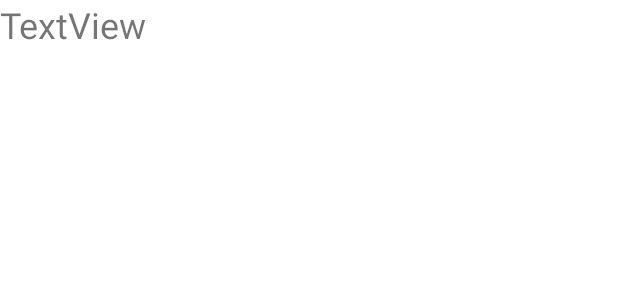
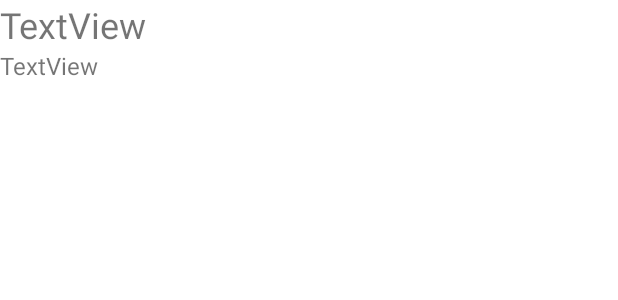
Before and after one commit to JoshOKState/MAD_Ind05_Inman_Joshua, an Android app: the layout recyclerview_row.xml on its own in the app's theme, with its tools: preview values and no code run, on a phone screen of 412 x 824 dp. Shown: the top 300 px of the screen. Run offline under Robolectric (Android 15) with nearby library versions, the phone set to English and light mode, and no system bars.

Commit message:
Recycler view displays state names and nicknames

```diff
--- a/app/src/main/res/layout/recyclerview_row.xml
+++ b/app/src/main/res/layout/recyclerview_row.xml
@@ -1,7 +1,8 @@
 <?xml version="1.0" encoding="utf-8"?>
 <LinearLayout xmlns:android="http://schemas.android.com/apk/res/android"
     android:layout_width="match_parent"
-    android:layout_height="wrap_content">
+    android:layout_height="wrap_content"
+    android:orientation="vertical">
 
     <TextView
         android:id="@+id/tvStateName"
@@ -10,4 +11,12 @@
         android:layout_weight="1"
         android:text="TextView"
         android:textSize="24sp" />
+
+    <TextView
+        android:id="@+id/tvStateNickname"
+        android:layout_width="wrap_content"
+        android:layout_height="wrap_content"
+        android:layout_weight="1"
+        android:text="TextView"
+        android:textSize="16sp" />
 </LinearLayout>
```
Also changed, not shown: app/src/main/java/com/example/mad_ind05_inman_joshua/MainActivity.kt (+7 -1 lines), app/src/main/java/com/example/mad_ind05_inman_joshua/MyAdapter.kt (added, +28 -0 lines).
